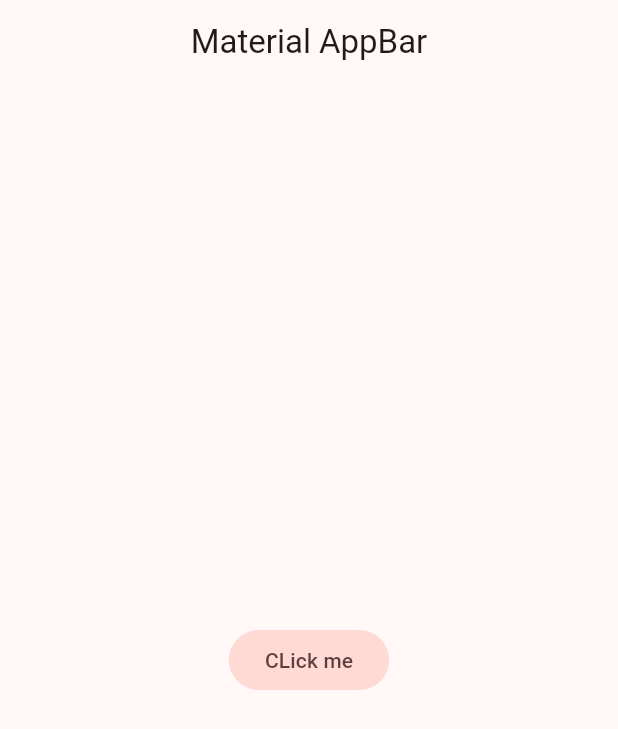
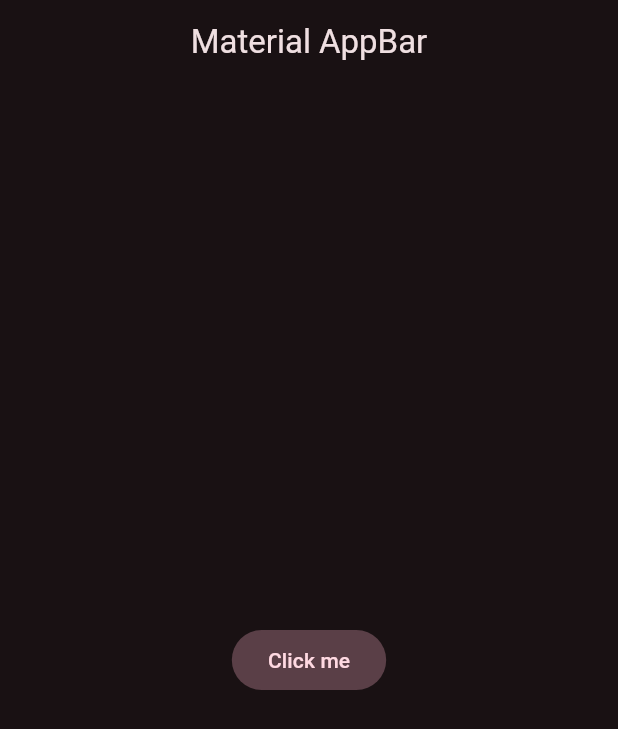
Before and after one commit to ArturoEddin/FlutterYesNoApp, a Flutter app: the screen it shows after launch, on a phone screen of 412 x 824 dp. Shown: the top 729 px of the screen. Run offline on Flutter 3.47's test engine with Material 3 defaults, Android fonts, the phone set to English and light mode, and no system bars.

Commit message:
16 de diciembre

```diff
--- a/lib/config/theme/app_theme.dart
+++ b/lib/config/theme/app_theme.dart
@@ -1,6 +1,6 @@
 import 'package:flutter/material.dart';
 
-const Color _customColor =  Color(0XFF5C11D4);
+const Color _customColor = Color(0XFF5C11D4);
 
 const List<Color> _colorThema = [
   _customColor,
@@ -13,7 +13,9 @@ const List<Color> _colorThema = [
 ];
 
 class AppTheme {
+  final int selectColor;
+  AppTheme({ this.selectColor=0 }):assert(selectColor >=0 && selectColor <= _colorThema.length ,"Colors must be between 0 and ${_colorThema.length - 1}");
   ThemeData theme() {
-    return ThemeData(useMaterial3: true, colorSchemeSeed: _colorThema[6]);
+    return ThemeData(useMaterial3: true, colorSchemeSeed: _colorThema[selectColor],brightness: Brightness.dark);
   }
 }
--- a/lib/main.dart
+++ b/lib/main.dart
@@ -13,12 +13,12 @@ class MyApp  extends StatelessWidget {
   Widget build(BuildContext context) {
     return  MaterialApp(
     debugShowCheckedModeBanner: false,
-    theme:AppTheme().theme(),
+    theme:AppTheme(selectColor: 1).theme(),
     home: Scaffold(
      appBar: AppBar(title:const Center(child:  Text("Material AppBar")) ),
      body:  Center(
       child: FilledButton.tonal(onPressed: (){},
-       child: const Text("CLick me")),
+       child: const Text("Click me")),
      )
     )
     );
```
